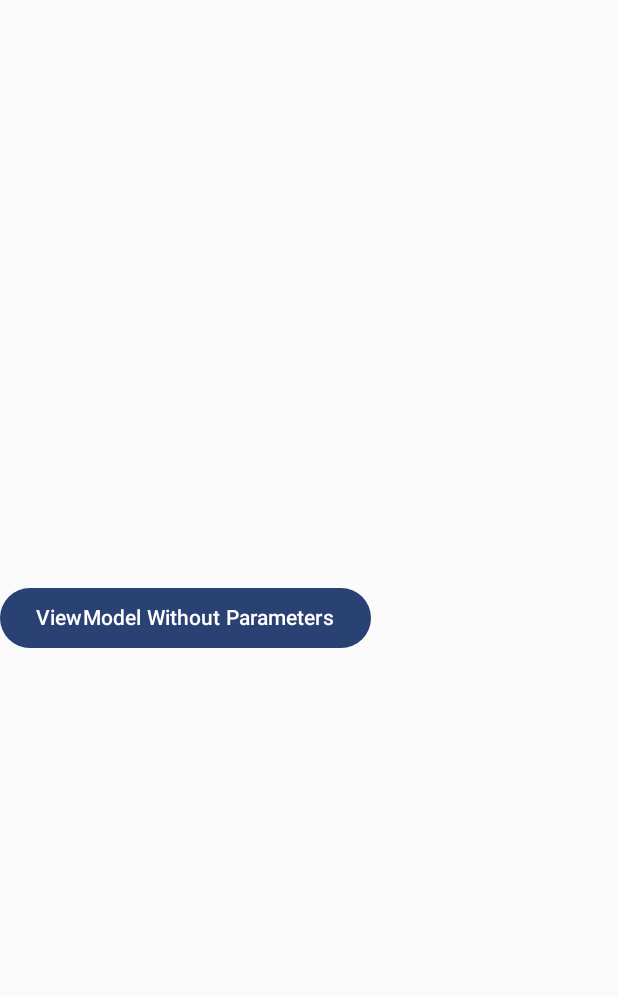
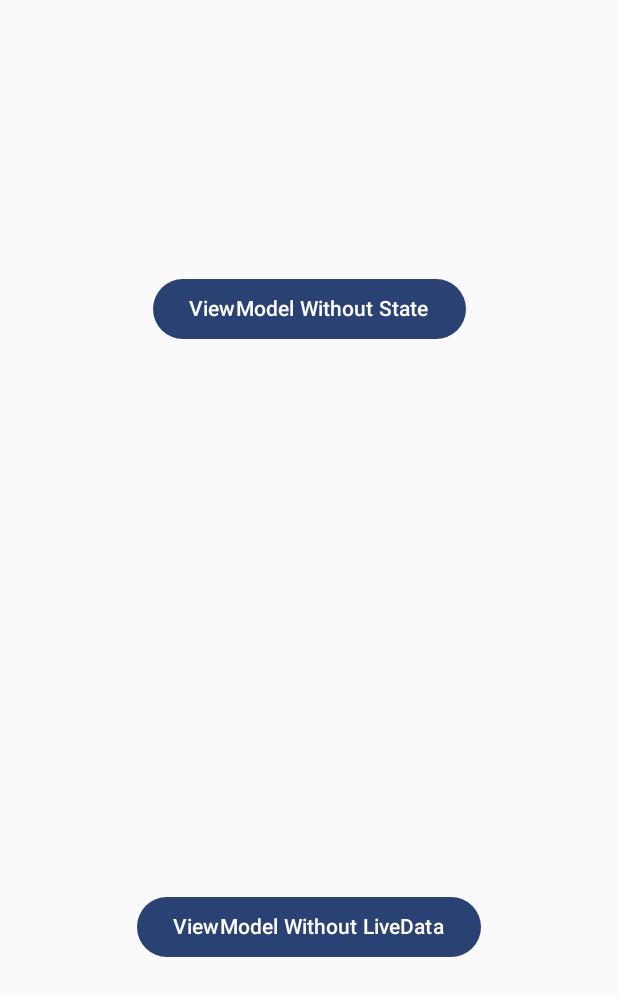
Before and after one commit to ricardomachorro/PracticasPropias, an Android app built with Jetpack Compose: the screen it shows after launch (MainActivity), on a phone screen of 412 x 824 dp. Shown: the top 996 px of the screen. Run offline under Robolectric (Android 15) with nearby library versions, the phone set to English and light mode, and no system bars.

Commit message:
State ViewModel addition

```diff
--- a/Tecnologias/Kotlin/ViewModelPractiaProyecto/ViewModelPracticaProyecto/app/src/main/java/com/example/viewmodelpracticaproyecto/MainActivity.kt
+++ b/Tecnologias/Kotlin/ViewModelPractiaProyecto/ViewModelPracticaProyecto/app/src/main/java/com/example/viewmodelpracticaproyecto/MainActivity.kt
@@ -4,6 +4,7 @@ import android.os.Bundle
 import androidx.activity.ComponentActivity
 import androidx.activity.compose.setContent
 import androidx.activity.enableEdgeToEdge
+import androidx.activity.viewModels
 import androidx.compose.foundation.layout.fillMaxSize
 import androidx.compose.foundation.layout.padding
 import androidx.compose.material3.Scaffold
@@ -14,10 +15,12 @@ import androidx.compose.ui.tooling.preview.Preview
 import com.example.viewmodelpracticaproyecto.navigation.Navigation_Stack
 import com.example.viewmodelpracticaproyecto.ui.theme.ViewModelPracticaProyectoTheme
 
+
 class MainActivity : ComponentActivity() {
     override fun onCreate(savedInstanceState: Bundle?) {
         super.onCreate(savedInstanceState)
         enableEdgeToEdge()
+
         setContent {
             ViewModelPracticaProyectoTheme {
 
--- a/Tecnologias/Kotlin/ViewModelPractiaProyecto/ViewModelPracticaProyecto/app/src/main/java/com/example/viewmodelpracticaproyecto/navigation/NavigationStack.kt
+++ b/Tecnologias/Kotlin/ViewModelPractiaProyecto/ViewModelPracticaProyecto/app/src/main/java/com/example/viewmodelpracticaproyecto/navigation/NavigationStack.kt
@@ -1,10 +1,12 @@
 package com.example.viewmodelpracticaproyecto.navigation
 
+import androidx.activity.viewModels
 import androidx.compose.runtime.Composable
 import androidx.navigation.compose.NavHost
 import androidx.navigation.compose.composable
 import androidx.navigation.compose.rememberNavController
 import com.example.viewmodelpracticaproyecto.views.*
+import kotlin.getValue
 
 
 @Composable
@@ -13,12 +15,17 @@ fun Navigation_Stack(){
 
       val navController = rememberNavController()
 
+
       NavHost(navController = navController, startDestination = Screen.Home.route){
           composable(route=Screen.Home.route){
               HomeScreen(navController)
           }
-          composable(route = Screen.ViewModelWithoutParameters.route){
-              ViewModelWithoutParameters(navController)
+          composable(route = Screen.StateViewModel.route){
+              StateViewModel(navController)
+          }
+
+          composable(route= Screen.LiveDataViewModel.route){
+              LiveDataView(navController)
           }
       }
 
--- a/Tecnologias/Kotlin/ViewModelPractiaProyecto/ViewModelPracticaProyecto/app/src/main/java/com/example/viewmodelpracticaproyecto/navigation/Screen.kt
+++ b/Tecnologias/Kotlin/ViewModelPractiaProyecto/ViewModelPracticaProyecto/app/src/main/java/com/example/viewmodelpracticaproyecto/navigation/Screen.kt
@@ -3,5 +3,6 @@ package com.example.viewmodelpracticaproyecto.navigation
 sealed class Screen(val route: String) {
 
     object Home: Screen("home_page")
-    object ViewModelWithoutParameters: Screen("viewModel_without_parameters")
+    object StateViewModel: Screen("state_viewModel")
+    object LiveDataViewModel:Screen("live_data_viewmodel")
 }
--- a/Tecnologias/Kotlin/ViewModelPractiaProyecto/ViewModelPracticaProyecto/app/src/main/java/com/example/viewmodelpracticaproyecto/views/HomeScreen.kt
+++ b/Tecnologias/Kotlin/ViewModelPractiaProyecto/ViewModelPracticaProyecto/app/src/main/java/com/example/viewmodelpracticaproyecto/views/HomeScreen.kt
@@ -25,16 +25,25 @@ fun HomeScreen(navController: NavController) {
     Box(
         modifier =  Modifier.fillMaxSize()
     ){
-        Row(
+        Column(
             modifier = Modifier.fillMaxSize(),
-            verticalAlignment = Alignment.CenterVertically,
+            verticalArrangement = Arrangement.SpaceAround,
+            horizontalAlignment = Alignment.CenterHorizontally
         ) {
             Button(
                 onClick = {
-                    navController.navigate(Screen.ViewModelWithoutParameters.route)
+                    navController.navigate(Screen.StateViewModel.route)
                 }
             ){
-                 Text("ViewModel Without Parameters")
+                 Text("ViewModel Without State")
+            }
+
+            Button(
+                onClick = {
+                    navController.navigate(Screen.LiveDataViewModel.route)
+                }
+            ){
+                Text("ViewModel Without LiveData")
             }
 
         }
```
Also changed, not shown: Tecnologias/Kotlin/ViewModelPractiaProyecto/ViewModelPracticaProyecto/app/src/main/java/com/example/viewmodelpracticaproyecto/viewModels/LiveDataViewmodel.kt (added, +18 -0 lines), Tecnologias/Kotlin/ViewModelPractiaProyecto/ViewModelPracticaProyecto/app/src/main/java/com/example/viewmodelpracticaproyecto/viewModels/StateViewmodel.kt (added, +20 -0 lines), Tecnologias/Kotlin/ViewModelPractiaProyecto/ViewModelPracticaProyecto/app/src/main/java/com/example/viewmodelpracticaproyecto/views/LiveDataView.kt (renamed from Tecnologias/Kotlin/ViewModelPractiaProyecto/ViewModelPracticaProyecto/app/src/main/java/com/example/viewmodelpracticaproyecto/views/WithoutParametersViewModel.kt, +10 -13 lines), Tecnologias/Kotlin/ViewModelPractiaProyecto/ViewModelPracticaProyecto/app/src/main/java/com/example/viewmodelpracticaproyecto/views/StateViewModel.kt (added, +53 -0 lines).
